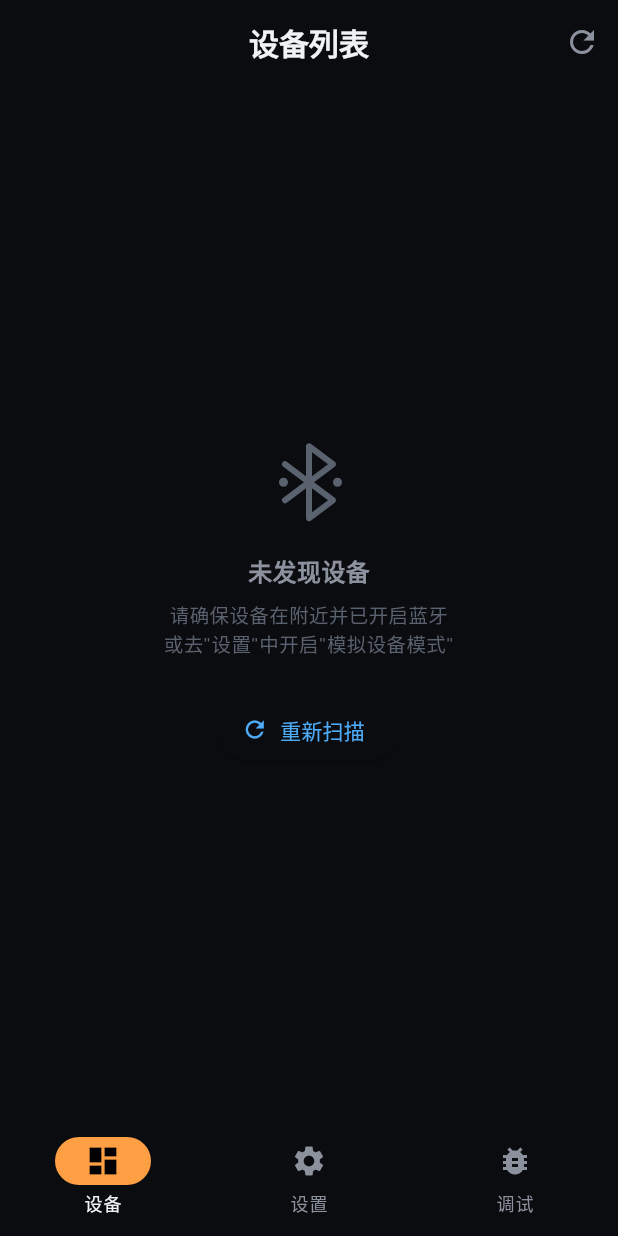
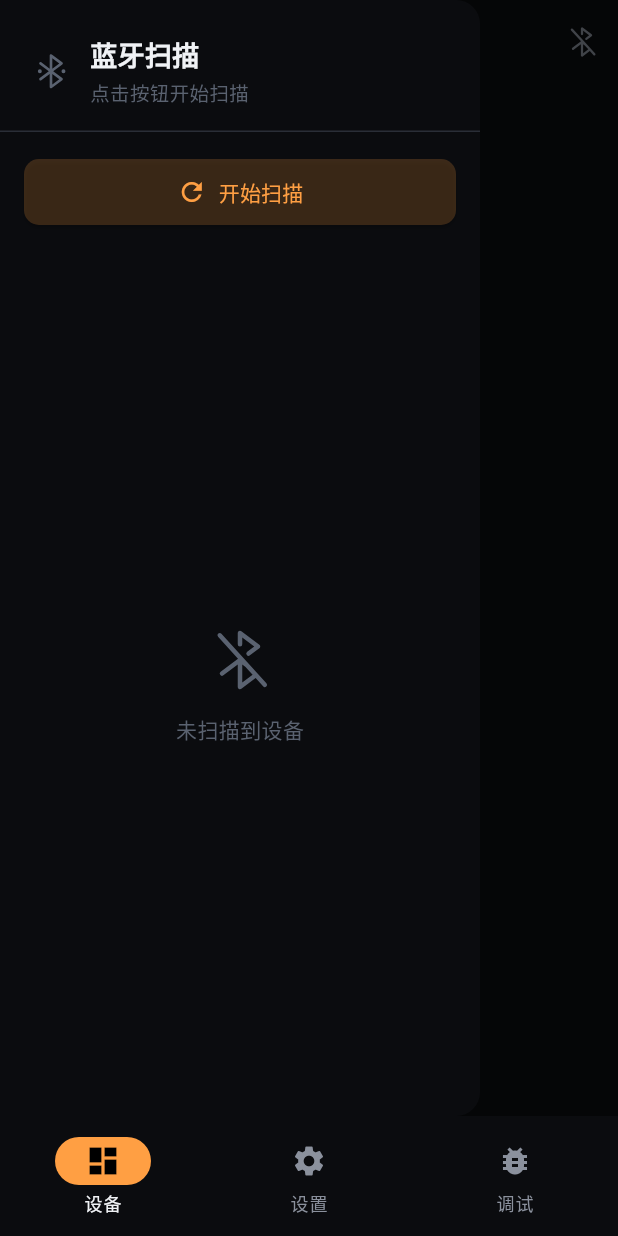
Before and after one commit to tantianvip-spec/tempMonitor, a Flutter app: the screen it shows after launch, with the side drawer open (before the commit the screen has no drawer), on a phone screen of 412 x 824 dp. Run offline on Flutter 3.47's test engine with Material 3 defaults, Android fonts, the phone set to English and light mode, and no system bars; our stand-ins replace drift, drift_flutter, equatable, fl_chart, flutter_bloc, flutter_blue_plus and 5 more; accounts and stored records are empty; generated files the repository leaves out were written again.

Commit message:
refactor: move nearby device scanning to drawer, keep device page clean
- Devices page only shows paired devices (no nearby section)
- Bluetooth icon in app bar opens a drawer with scan controls
- Drawer: header with status, start/stop scan button, nearby device list
- Scan only starts when user taps '开始扫描' in drawer
- Empty state has '扫描附近设备' button that opens drawer

```diff
--- a/lib/presentation/devices/devices_page.dart
+++ b/lib/presentation/devices/devices_page.dart
@@ -30,44 +30,12 @@ class _DevicesPageState extends State<DevicesPage> {
   List<NearbyDevice> _nearbyDevices = [];
   bool _isScanning = false;
   Timer? _clearTimer;
+  final GlobalKey<ScaffoldState> _scaffoldKey = GlobalKey<ScaffoldState>();
 
   @override
   void initState() {
     super.initState();
     _requestPermissions();
-    _listenToNearby();
-  }
-
-  @override
-  void didChangeDependencies() {
-    super.didChangeDependencies();
-    // Re-subscribe if needed after dependency change.
-    _listenToNearby();
-  }
-
-  void _listenToNearby() {
-    _nearbySubscription?.cancel();
-    try {
-      final scanService = context.read<ScanService>();
-      _nearbySubscription = scanService.nearbyDevices.listen((bundle) {
-        if (!mounted) return;
-        setState(() {
-          _nearbyDevices = bundle.nearbyDevices;
-          _isScanning = true;
-        });
-        // Reset the clear timer: auto-clear 10s after the LAST update.
-        _clearTimer?.cancel();
-        _clearTimer = Timer(const Duration(seconds: 10), () {
-          if (!mounted) return;
-          setState(() {
-            _nearbyDevices = [];
-            _isScanning = false;
-          });
-        });
-      });
-    } catch (_) {
-      // ScanService not available — likely in test context.
-    }
   }
 
   @override
@@ -87,128 +55,79 @@ class _DevicesPageState extends State<DevicesPage> {
     }
   }
 
+  void _startScan() {
+    setState(() => _isScanning = true);
+    context.read<ScanService>().forceRestart();
+    context.read<ScanService>().scanNow();
+
+    _nearbySubscription?.cancel();
+    _nearbySubscription = context.read<ScanService>().nearbyDevices.listen((bundle) {
+      if (!mounted) return;
+      setState(() => _nearbyDevices = bundle.nearbyDevices);
+      _clearTimer?.cancel();
+      _clearTimer = Timer(const Duration(seconds: 10), () {
+        if (!mounted) return;
+        setState(() {
+          _nearbyDevices = [];
+          _isScanning = false;
+        });
+      });
+    });
+  }
+
+  void _stopScan() {
+    _nearbySubscription?.cancel();
+    _nearbySubscription = null;
+    _clearTimer?.cancel();
+    _nearbyDevices = [];
+    _isScanning = false;
+    if (mounted) setState(() {});
+  }
+
   @override
   Widget build(BuildContext context) {
     final repository = context.read<SensorRepository>();
 
     return Scaffold(
+      key: _scaffoldKey,
       appBar: AppBar(
         title: const Text('设备列表'),
         centerTitle: true,
         actions: [
-          if (_isScanning)
-            const Padding(
-              padding: EdgeInsets.only(right: 8),
-              child: SizedBox(
-                width: 18,
-                height: 18,
-                child: CircularProgressIndicator(
-                  strokeWidth: 2,
-                  color: AppTheme.accentTemp,
-                ),
-              ),
-            ),
           IconButton(
-            icon: const Icon(Icons.refresh),
-            tooltip: '重新扫描',
-            onPressed: () {
-              setState(() => _isScanning = true);
-              context.read<ScanService>().forceRestart();
-              context.read<ScanService>().scanNow();
-              ScaffoldMessenger.of(context).showSnackBar(
-                const SnackBar(
-                  content: Text('正在扫描附近的蓝牙设备…'),
-                  duration: Duration(seconds: 2),
-                ),
-              );
-            },
+            icon: Icon(PhosphorIcons.bluetoothSlash()),
+            tooltip: '扫描附近设备',
+            onPressed: () => _scaffoldKey.currentState?.openDrawer(),
           ),
         ],
+      ),
+      drawer: _ScanDrawer(
+        isScanning: _isScanning,
+        nearbyDevices: _nearbyDevices,
+        onStartScan: _startScan,
+        onStopScan: _stopScan,
       ),
       body: StreamBuilder<List<Device>>(
         stream: repository.watchAllDevices(),
         builder: (context, snapshot) {
           final savedDevices = snapshot.data ?? const <Device>[];
 
-          // Show empty state only if nothing at all.
-          if (savedDevices.isEmpty && _nearbyDevices.isEmpty) {
-            if (_isScanning) {
-              return const Center(
-                child: Column(
-                  mainAxisSize: MainAxisSize.min,
-                  children: [
-                    CircularProgressIndicator(color: AppTheme.accentTemp),
-                    SizedBox(height: 16),
-                    Text(
-                      '正在扫描…',
-                      style: TextStyle(
-                        color: AppTheme.textSecondary,
-                        fontSize: 16,
-                      ),
-                    ),
-                    SizedBox(height: 8),
-                    Text(
-                      '请确保蓝牙已开启且设备在附近',
-                      style: TextStyle(color: AppTheme.textMuted, fontSize: 13),
-                    ),
-                  ],
-                ),
+          if (savedDevices.isEmpty) {
+            return _EmptyState(
+              scanService: context.read<ScanService>(),
+              onScanTap: () => _scaffoldKey.currentState?.openDrawer(),
             );
-            }
-            return _EmptyState(scanService: context.read<ScanService>());
           }
 
           return ListView(
             padding: const EdgeInsets.symmetric(vertical: 8),
             children: [
-              // Saved devices section
-              if (savedDevices.isNotEmpty) ...[
               const _SectionHeader(title: '已配对的设备'),
               ...savedDevices.map((device) => _DeviceTile(
                     device: device,
                     onTap: () =>
                         _openDashboard(context, repository, device),
                   )),
-              ],
-
-              // Nearby devices section
-              if (_nearbyDevices.isNotEmpty) ...[
-                Padding(
-                  padding:
-                      const EdgeInsets.fromLTRB(16, 16, 16, 4),
-                  child: Row(
-                    children: [
-                      const _SectionHeader(title: '附近的蓝牙设备'),
-                      const Spacer(),
-                      if (_isScanning)
-                        const SizedBox(
-                          width: 14,
-                          height: 14,
-                          child: CircularProgressIndicator(
-                            strokeWidth: 2,
-                            color: AppTheme.accentTemp,
-                          ),
-                        ),
-                    ],
-                  ),
-                ),
-                ..._nearbyDevices.map((device) => _NearbyDeviceTile(
-                      device: device,
-                      onTap: () {
-                        // For BThome-compatible devices, navigate to dashboard.
-                        ScaffoldMessenger.of(context).showSnackBar(
-                          SnackBar(
-                            content: Text(
-                              device.isBThomeCompatible
-                                  ? '正在连接 ${device.name ?? device.deviceId}…'
-                                  : '该设备不兼容 BThome 协议',
-                            ),
-                            duration: const Duration(seconds: 2),
-                          ),
-                        );
-                      },
-                    )),
-              ],
             ],
           );
         },
@@ -241,6 +160,199 @@ class _DevicesPageState extends State<DevicesPage> {
   }
 }
 
+/// Drawer that shows nearby BLE devices after scanning.
+class _ScanDrawer extends StatelessWidget {
+  final bool isScanning;
+  final List<NearbyDevice> nearbyDevices;
+  final VoidCallback onStartScan;
+  final VoidCallback onStopScan;
+
+  const _ScanDrawer({
+    required this.isScanning,
+    required this.nearbyDevices,
+    required this.onStartScan,
+    required this.onStopScan,
+  });
+
+  @override
+  Widget build(BuildContext context) {
+    return Drawer(
+      width: 320,
+      child: SafeArea(
+        child: Column(
+          crossAxisAlignment: CrossAxisAlignment.start,
+          children: [
+            // Header
+            Container(
+              width: double.infinity,
+              padding: const EdgeInsets.fromLTRB(20, 24, 20, 16),
+              decoration: const BoxDecoration(
+                border: Border(
+                  bottom: BorderSide(color: AppTheme.border, width: 1),
+                ),
+              ),
+              child: Row(
+                children: [
+                  Icon(
+                    PhosphorIcons.bluetoothConnected(),
+                    color: isScanning
+                        ? AppTheme.accentTemp
+                        : AppTheme.textMuted,
+                    size: 28,
+                  ),
+                  const SizedBox(width: 12),
+                  Expanded(
+                    child: Column(
+                      crossAxisAlignment: CrossAxisAlignment.start,
+                      children: [
+                        const Text(
+                          '蓝牙扫描',
+                          style: TextStyle(
+                            color: AppTheme.textPrimary,
+                            fontSize: 18,
+                            fontWeight: FontWeight.w700,
+                          ),
+                        ),
+                        const SizedBox(height: 2),
+                        Text(
+                          isScanning ? '正在扫描…' : '点击按钮开始扫描',
+                          style: const TextStyle(
+                            color: AppTheme.textMuted,
+                            fontSize: 13,
+                          ),
+                        ),
+                      ],
+                    ),
+                  ),
+                  if (isScanning)
+                    const SizedBox(
+                      width: 18,
+                      height: 18,
+                      child: CircularProgressIndicator(
+                        strokeWidth: 2,
+                        color: AppTheme.accentTemp,
+                      ),
+                    ),
+                ],
+              ),
+            ),
+
+            // Scan button
+            Padding(
+              padding: const EdgeInsets.all(16),
+              child: SizedBox(
+                width: double.infinity,
+                child: ElevatedButton.icon(
+                  onPressed: isScanning ? onStopScan : onStartScan,
+                  icon: Icon(
+                    isScanning ? Icons.stop : Icons.refresh,
+                    size: 20,
+                  ),
+                  label: Text(isScanning ? '停止扫描' : '开始扫描'),
+                  style: ElevatedButton.styleFrom(
+                    backgroundColor: isScanning
+                        ? AppTheme.accentDanger.withOpacity(0.2)
+                        : AppTheme.accentTemp.withOpacity(0.2),
+                    foregroundColor: isScanning
+                        ? AppTheme.accentDanger
+                        : AppTheme.accentTemp,
+                    padding: const EdgeInsets.symmetric(vertical: 12),
+                    shape: RoundedRectangleBorder(
+                      borderRadius: BorderRadius.circular(10),
+                    ),
+                  ),
+                ),
+              ),
+            ),
+
+            // Divider
+            if (nearbyDevices.isNotEmpty)
+              const Padding(
+                padding: EdgeInsets.symmetric(horizontal: 16),
+                child: Divider(color: AppTheme.border, height: 1),
+              ),
+
+            // Nearby device list
+            if (nearbyDevices.isNotEmpty)
+              Padding(
+                padding: const EdgeInsets.fromLTRB(16, 12, 16, 4),
+                child: Text(
+                  '附近的设备 (${nearbyDevices.length})',
+                  style: const TextStyle(
+                    color: AppTheme.textSecondary,
+                    fontSize: 12,
+                    fontWeight: FontWeight.w600,
+                    letterSpacing: 0.5,
+                  ),
+                ),
+              ),
+
+            Expanded(
+              child: nearbyDevices.isEmpty
+                  ? Center(
+                      child: Padding(
+                        padding: const EdgeInsets.all(32),
+                        child: Column(
+                          mainAxisSize: MainAxisSize.min,
+                          children: [
+                            Icon(
+                              isScanning
+                                  ? PhosphorIcons.wifiSlash()
+                                  : PhosphorIcons.bluetoothSlash(),
+                              size: 48,
+                              color: AppTheme.textMuted,
+                            ),
+                            const SizedBox(height: 12),
+                            Text(
+                              isScanning
+                                  ? '正在搜索蓝牙设备…'
+                                  : '未扫描到设备',
+                              style: const TextStyle(
+                                color: AppTheme.textMuted,
+                                fontSize: 14,
+                              ),
+                            ),
+                          ],
+                        ),
+                      ),
+                    )
+                  : ListView.builder(
+                      padding: const EdgeInsets.symmetric(horizontal: 8),
+                      itemCount: nearbyDevices.length,
+                      itemBuilder: (context, index) {
+                        final device = nearbyDevices[index];
+                        return _NearbyDeviceTile(
+                          device: device,
+                          onTap: () {
+                            if (device.isBThomeCompatible) {
+                              ScaffoldMessenger.of(context).showSnackBar(
+                                SnackBar(
+                                  content: Text(
+                                    '选中 ${device.name ?? device.deviceId}',
+                                  ),
+                                  duration: const Duration(seconds: 2),
+                                ),
+                              );
+                            } else {
+                              ScaffoldMessenger.of(context).showSnackBar(
+                                const SnackBar(
+                                  content: Text('该设备不兼容 BThome 协议'),
+                                  duration: Duration(seconds: 2),
+                                ),
+                              );
+                            }
+                          },
+                        );
+                      },
+                    ),
+            ),
+          ],
+        ),
+      ),
+    );
+  }
+}
+
 class _NearbyDeviceTile extends StatelessWidget {
   final NearbyDevice device;
   final VoidCallback onTap;
@@ -251,14 +363,15 @@ class _NearbyDeviceTile extends StatelessWidget {
   Widget build(BuildContext context) {
     return ListTile(
       onTap: onTap,
+      dense: true,
       leading: Container(
-        width: 40,
-        height: 40,
+        width: 36,
+        height: 36,
         decoration: BoxDecoration(
           color: device.isBThomeCompatible
               ? AppTheme.accentSuccess.withOpacity(0.15)
               : AppTheme.bgTertiary,
-          borderRadius: BorderRadius.circular(10),
+          borderRadius: BorderRadius.circular(8),
         ),
         alignment: Alignment.center,
         child: Icon(
@@ -268,7 +381,7 @@ class _NearbyDeviceTile extends StatelessWidget {
           color: device.isBThomeCompatible
               ? AppTheme.accentSuccess
               : AppTheme.textMuted,
-          size: 22,
+          size: 18,
         ),
       ),
       title: Row(
@@ -280,23 +393,23 @@ class _NearbyDeviceTile extends StatelessWidget {
               style: const TextStyle(
                 color: AppTheme.textPrimary,
                 fontWeight: FontWeight.w600,
-                fontSize: 14,
+                fontSize: 13,
               ),
             ),
           ),
-          const SizedBox(width: 8),
+          const SizedBox(width: 6),
           Container(
-            padding: const EdgeInsets.symmetric(horizontal: 6, vertical: 2),
+            padding: const EdgeInsets.symmetric(horizontal: 5, vertical: 1),
             decoration: BoxDecoration(
               color: device.isBThomeCompatible
                   ? AppTheme.accentSuccess.withOpacity(0.2)
                   : AppTheme.textMuted.withOpacity(0.2),
-              borderRadius: BorderRadius.circular(4),
+              borderRadius: BorderRadius.circular(3),
             ),
             child: Text(
               device.isBThomeCompatible ? 'BThome' : '未知',
               style: TextStyle(
-                fontSize: 10,
+                fontSize: 9,
                 fontWeight: FontWeight.w600,
                 color: device.isBThomeCompatible
                     ? AppTheme.accentSuccess
@@ -308,11 +421,11 @@ class _NearbyDeviceTile extends StatelessWidget {
       ),
       subtitle: Text(
         '信号: ${device.rssi} dBm',
-        style: const TextStyle(color: AppTheme.textMuted, fontSize: 12),
+        style: const TextStyle(color: AppTheme.textMuted, fontSize: 11),
       ),
       trailing: device.isBThomeCompatible
           ? const Icon(Icons.add_circle_outline,
-              color: AppTheme.accentSuccess, size: 22)
+              color: AppTheme.accentSuccess, size: 18)
           : null,
     );
   }
@@ -384,8 +497,12 @@ class _DeviceTile extends StatelessWidget {
 
 class _EmptyState extends StatelessWidget {
   final ScanService scanService;
+  final VoidCallback onScanTap;
 
-  const _EmptyState({required this.scanService});
+  const _EmptyState({
+    required this.scanService,
+    required this.onScanTap,
+  });
 
   @override
   Widget build(BuildContext context) {
@@ -416,23 +533,22 @@ class _EmptyState extends StatelessWidget {
             Text(
               mockMode
                   ? '等待模拟数据生成中…\n如果长时间无数据，请检查"设置"页面'
-                  : '请确保设备在附近并已开启蓝牙\n或去"设置"中开启"模拟设备模式"',
+                  : '请添加蓝牙温湿度传感器',
               textAlign: TextAlign.center,
               style: const TextStyle(color: AppTheme.textMuted, fontSize: 13),
             ),
+            if (!mockMode) ...[
               const SizedBox(height: 24),
               ElevatedButton.icon(
-              onPressed: () {
-                scanService.restart();
-                ScaffoldMessenger.of(context).showSnackBar(
-                  const SnackBar(
-                    content: Text('已重新启动扫描'),
-                    duration: Duration(seconds: 2),
+                onPressed: onScanTap,
+                icon: const Icon(Icons.bluetooth_searching, size: 18),
+                label: const Text('扫描附近设备'),
               ),
-                );
-              },
-              icon: const Icon(Icons.refresh, size: 18),
-              label: const Text('重新扫描'),
+            ],
+            const SizedBox(height: 12),
+            TextButton(
+              onPressed: () => scanService.restart(),
+              child: const Text('重新启动扫描', style: TextStyle(color: AppTheme.textMuted)),
             ),
           ],
         ),
```
Lines whose indentation alone changed are shown as unchanged.
